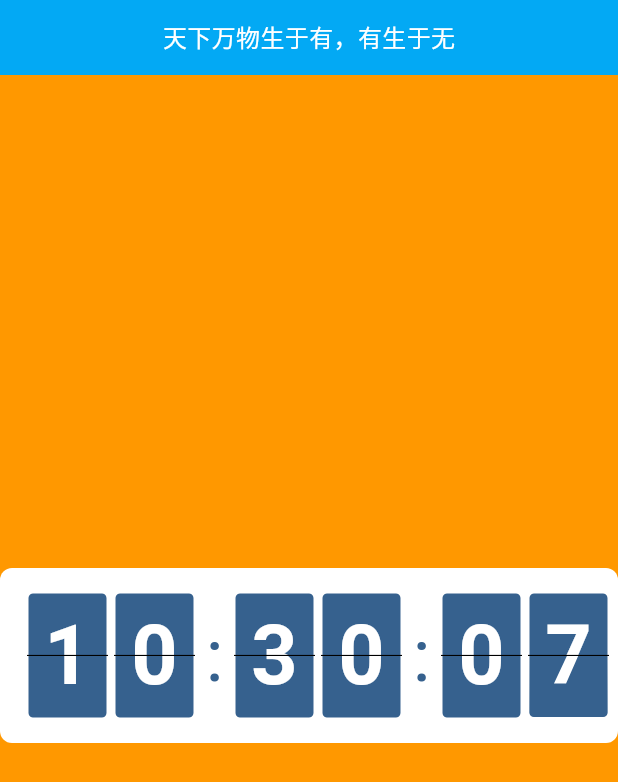
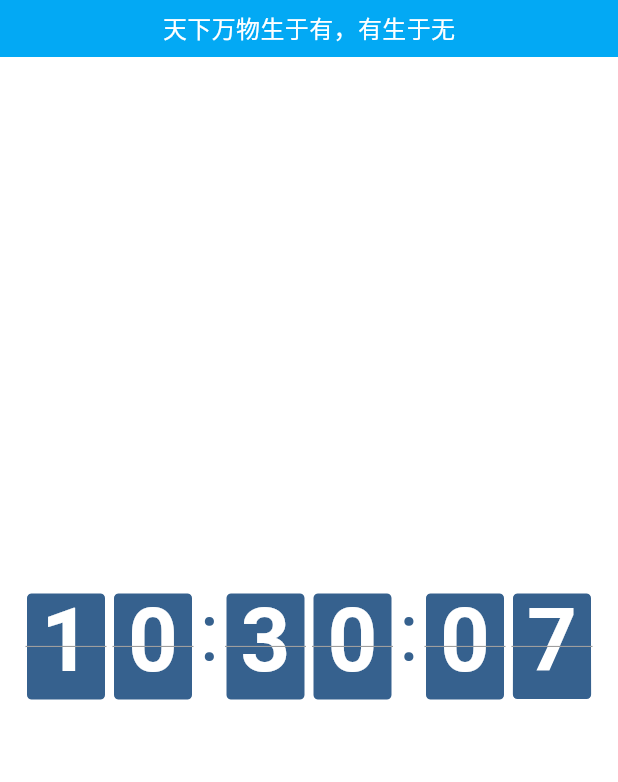
Before and after one commit to puraz/flip-clock, a Flutter app: the screen it shows after launch, on a phone screen of 412 x 824 dp. Shown: the top 782 px of the screen. Run offline on Flutter 3.47's test engine with Material 3 defaults, Android fonts, the phone set to English and light mode, and no system bars; our stand-ins replace get; missing offline and left inert: window_manager; statements that could not run were skipped.

Commit message:
feat: 调整时钟数字对齐

```diff
--- a/lib/constants/app_constants.dart
+++ b/lib/constants/app_constants.dart
@@ -1,10 +1,10 @@
 class AppConstants {
   // 窗口配置
-  static const double windowWidth = 520.0;
-  static const double windowHeight = 170.0;
+  static const double windowWidth = 400.0;
+  static const double windowHeight = 100.0;
 
   // 标题栏配置
-  static const double titleBarHeight = 50.0;
+  static const double titleBarHeight = 38.0;
 
   // 文本配置
   static const String defaultTitleText = '天下万物生于有，有生于无';
--- a/lib/controllers/app_config_controller.dart
+++ b/lib/controllers/app_config_controller.dart
@@ -8,7 +8,7 @@ class AppConfigController extends GetxController {
   // 使用.obs使变量成为可观察的
   final RxBool showAppBar = true.obs;
   final Rx<Color> appBarColor = Colors.white.obs;
-  final Rx<Color> bodyColor = Colors.orange.obs;
+  final Rx<Color> bodyColor = Colors.white.obs;
 
   // 切换标题栏显示状态
   void toggleAppBar() {
--- a/lib/main.dart
+++ b/lib/main.dart
@@ -26,6 +26,7 @@ void main() async {
   windowManager.waitUntilReadyToShow(windowOptions, () async {
     await windowManager.show();
     await windowManager.focus();
+    await windowManager.setAlwaysOnTop(true);
   });
 
   runApp(MyApp());
--- a/lib/pages/home_page.dart
+++ b/lib/pages/home_page.dart
@@ -31,17 +31,18 @@ class _HomePageState extends State<HomePage> {
       Container(
         decoration: BoxDecoration(
           color: colors.onPrimary,
-          borderRadius: const BorderRadius.all(Radius.circular(8.0)),
+          borderRadius: const BorderRadius.all(Radius.circular(5.0)),
         ),
-        padding: const EdgeInsets.all(16.0),
+        padding: const EdgeInsets.symmetric(vertical: 5.0, horizontal: 2.0),
         child: FlipClock(
-          digitSize: 54.0,
+          digitSize: 58.0,
           width: 54.0,
-          height: 84.0,
+          height: 72.0,
           separatorColor: colors.primary,
-          hingeColor: Colors.black,
+          hingeColor: Colors.grey,
           showBorder: true,
           hingeWidth: 0.8,
+          separatorWidth: 13.0
         ),
       );
 
--- a/lib/widget/flip_clock_builder.dart
+++ b/lib/widget/flip_clock_builder.dart
@@ -158,13 +158,19 @@ class FlipClockBuilder {
         ),
         width: width,
         height: height,
-        alignment: Alignment.center,
+         child: FittedBox(
+          fit: BoxFit.none,
+          alignment: Alignment(0, 0.36), // 可以通过调整这个值来微调垂直位置
+          child: Container(
+            padding: EdgeInsets.symmetric(vertical: height * 0.05),
             child: Text(
               digit == null ? ' ' : digit.toString(),
               style: TextStyle(
                 fontWeight: FontWeight.bold,
                 fontSize: digitSize,
                 color: digitColor ?? Theme.of(context).colorScheme.onPrimary,
+              ),
+            ),
           ),
         ),
       );
@@ -184,7 +190,11 @@ class FlipClockBuilder {
           ),
           width: separatorWidth,
           height: height,
-              alignment: Alignment.center,
+          child: FittedBox(
+            fit: BoxFit.none,
+            alignment: Alignment(0, 0.85), // 使用和数字相同的对齐值
+            child: Container(
+              padding: EdgeInsets.symmetric(vertical: height * 0.11),
               child: Text(
                 ':',
                 style: TextStyle(
@@ -194,6 +204,8 @@ class FlipClockBuilder {
               ),
             ),
           ),
+        ),
+      ),
     ],
   );
 }
```
Lines whose indentation alone changed are shown as unchanged.
